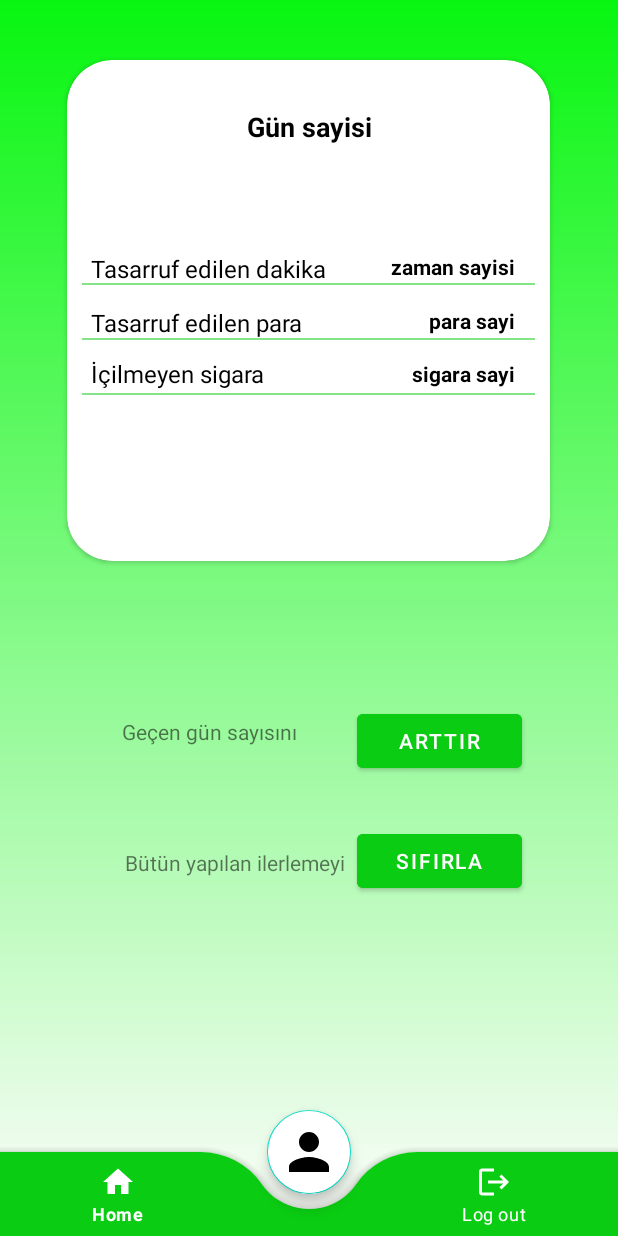
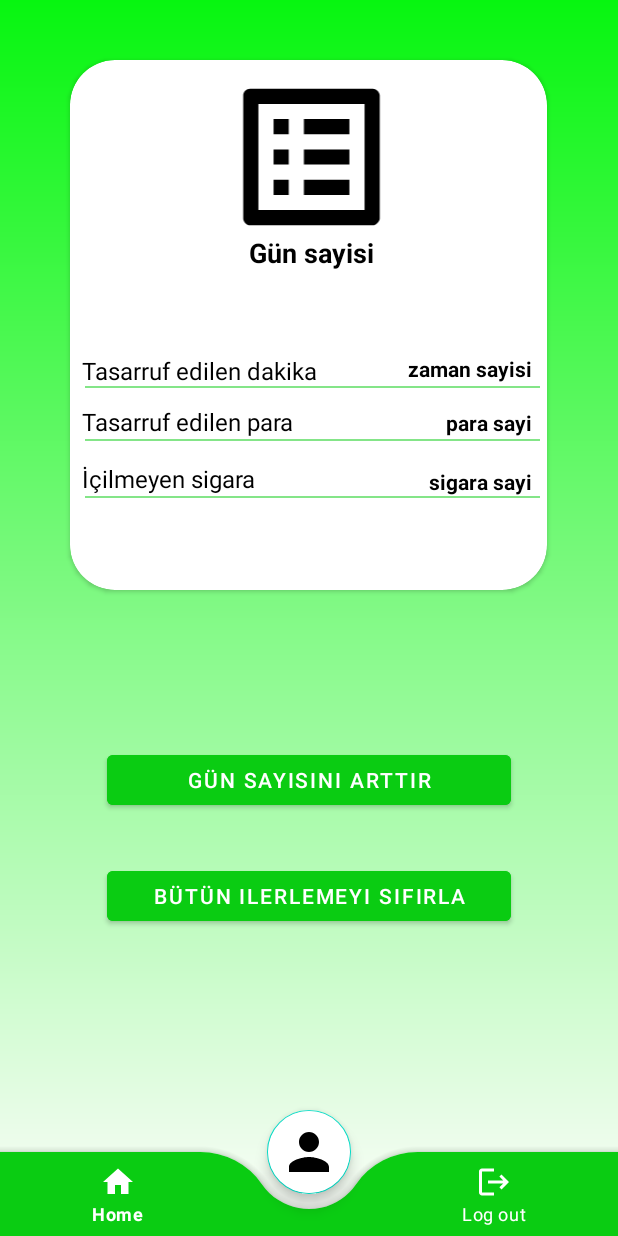
Before and after one commit to Ereren3/Sigarayi-Birak, an Android app: the screen it shows after launch once a user with an empty profile is signed in (MenuActivity), on a phone screen of 412 x 824 dp. Run offline under Robolectric (Android 15) with nearby library versions, the phone set to English and light mode, and no system bars; our stand-ins replace Firebase (no records; nobody signed in at launch, a user with empty details on screens opened directly); 5 statements that could not run were skipped.

Commit message:
Versiyon 2.0

```diff
--- a/app/src/main/AndroidManifest.xml
+++ b/app/src/main/AndroidManifest.xml
@@ -24,9 +24,6 @@
             android:exported="false" />
         <activity
             android:name=".LoginActivity"
-            android:exported="false" />
-        <activity
-            android:name=".MainActivity"
             android:exported="true">
             <intent-filter>
                 <action android:name="android.intent.action.MAIN" />
--- a/app/src/main/java/com/app/sigarayibirak/HomeFragment.java
+++ b/app/src/main/java/com/app/sigarayibirak/HomeFragment.java
@@ -28,6 +28,7 @@ public class HomeFragment extends Fragment {
     FirebaseAuth mAuth;
     FirebaseDatabase database;
     DatabaseReference ref;
+    String dayCount;
 
     @Override
     public View onCreateView(LayoutInflater inflater, ViewGroup container,
@@ -52,7 +53,7 @@ public class HomeFragment extends Fragment {
 
                     DataSnapshot ds = task.getResult();
 
-                    String dayCount = ds.child("dayCount").getValue().toString();
+                    dayCount = ds.child("dayCount").getValue().toString();
                     String date = ds.child("date").getValue().toString();
 
                     binding.dayCount.setText(dayCount);
@@ -67,6 +68,32 @@ public class HomeFragment extends Fragment {
             }
         });
 
+
+        binding.dayCountBtn.setOnClickListener(new View.OnClickListener() {
+            @Override
+            public void onClick(View v) {
+                ref.child(mAuth.getCurrentUser().getUid()).child("dayCount").setValue(String.valueOf((Integer.parseInt(dayCount)+1)));
+                dayCount = String.valueOf(Integer.parseInt(dayCount)+1);
+                binding.dayCount.setText(dayCount);
+
+                binding.savedTimeCount.setText(String.valueOf((Integer.parseInt(dayCount)+1) * 15 * 5));
+                binding.savedMoneyCount.setText(String.valueOf((Integer.parseInt(dayCount)+1) * 45));
+                binding.cigaretteCount.setText(String.valueOf((Integer.parseInt(dayCount)+1) * 15));
+            }
+        });
+
+        binding.resetBtn.setOnClickListener(new View.OnClickListener() {
+            @Override
+            public void onClick(View v) {
+                ref.child(mAuth.getCurrentUser().getUid()).child("dayCount").setValue("1");
+                dayCount = "1";
+                binding.dayCount.setText(dayCount);
+                binding.savedTimeCount.setText(String.valueOf((Integer.parseInt(dayCount)+1) * 15 * 5));
+                binding.savedMoneyCount.setText(String.valueOf((Integer.parseInt(dayCount)+1) * 45));
+                binding.cigaretteCount.setText(String.valueOf((Integer.parseInt(dayCount)+1) * 15));
+            }
+        });
+
         return binding.getRoot();
     }
 }
--- a/app/src/main/java/com/app/sigarayibirak/LoginActivity.java
+++ b/app/src/main/java/com/app/sigarayibirak/LoginActivity.java
@@ -101,4 +101,18 @@ public class LoginActivity extends AppCompatActivity {
         });
 
     }
+
+
+    @Override
+    protected void onStart() {
+        mAuth = FirebaseAuth.getInstance();
+        super.onStart();
+        //mAuth.signOut();
+        if (mAuth.getCurrentUser() != null){
+            Intent go = new Intent(LoginActivity.this, MenuActivity.class);
+            startActivity(go);
+            finish();
+        }
+    }
+
 }
--- a/app/src/main/java/com/app/sigarayibirak/MainActivity.java
+++ /dev/null
@@ -1,39 +0,0 @@
-package com.app.sigarayibirak;
-
-import android.content.Intent;
-import android.os.Bundle;
-
-import androidx.activity.EdgeToEdge;
-import androidx.appcompat.app.AppCompatActivity;
-
-import com.google.firebase.auth.FirebaseAuth;
-
-public class MainActivity extends AppCompatActivity {
-
-    FirebaseAuth mAuth;
-
-    @Override
-    protected void onCreate(Bundle savedInstanceState) {
-        super.onCreate(savedInstanceState);
-        EdgeToEdge.enable(this);
-        setContentView(R.layout.activity_main);
-
-    }
-
-    @Override
-    protected void onStart() {
-        mAuth = FirebaseAuth.getInstance();
-        super.onStart();
-        //mAuth.signOut();
-        if (mAuth.getCurrentUser() == null){
-            Intent go = new Intent(MainActivity.this, LoginActivity.class);
-            startActivity(go);
-            finish();
-        }
-        else{
-            Intent go = new Intent(MainActivity.this, MenuActivity.class);
-            startActivity(go);
-            finish();
-        }
-    }
-}
--- a/app/src/main/java/com/app/sigarayibirak/MenuActivity.java
+++ b/app/src/main/java/com/app/sigarayibirak/MenuActivity.java
@@ -18,8 +18,6 @@ import androidx.core.view.WindowInsetsCompat;
 import androidx.fragment.app.Fragment;
 import androidx.fragment.app.FragmentManager;
 import androidx.fragment.app.FragmentTransaction;
-
-import com.app.sigarayibirak.databinding.ActivityMainBinding;
 import com.app.sigarayibirak.databinding.ActivityMenuBinding;
 import com.google.android.material.floatingactionbutton.FloatingActionButton;
 import com.google.android.material.internal.NavigationMenu;
--- /dev/null
+++ b/app/src/main/res/drawable/baseline_list_alt_24.xml
@@ -0,0 +1,5 @@
+<vector xmlns:android="http://schemas.android.com/apk/res/android" android:autoMirrored="true" android:height="24dp" android:tint="#000000" android:viewportHeight="24" android:viewportWidth="24" android:width="24dp">
+
+    <path android:fillColor="@android:color/white" android:pathData="M19,5v14L5,19L5,5h14m1.1,-2L3.9,3c-0.5,0 -0.9,0.4 -0.9,0.9v16.2c0,0.4 0.4,0.9 0.9,0.9h16.2c0.4,0 0.9,-0.5 0.9,-0.9L21,3.9c0,-0.5 -0.5,-0.9 -0.9,-0.9zM11,7h6v2h-6L11,7zM11,11h6v2h-6v-2zM11,15h6v2h-6zM7,7h2v2L7,9zM7,11h2v2L7,13zM7,15h2v2L7,17z"/>
+
+</vector>
--- a/app/src/main/res/layout/activity_main.xml
+++ /dev/null
@@ -1,19 +0,0 @@
-<?xml version="1.0" encoding="utf-8"?>
-<androidx.constraintlayout.widget.ConstraintLayout xmlns:android="http://schemas.android.com/apk/res/android"
-    xmlns:app="http://schemas.android.com/apk/res-auto"
-    xmlns:tools="http://schemas.android.com/tools"
-    android:id="@+id/main"
-    android:layout_width="match_parent"
-    android:layout_height="match_parent"
-    tools:context=".MainActivity">
-
-    <Button
-        android:id="@+id/button"
-        android:layout_width="wrap_content"
-        android:layout_height="wrap_content"
-        android:layout_marginTop="320dp"
-        android:layout_marginEnd="147dp"
-        android:text="Button"
-        app:layout_constraintEnd_toEndOf="parent"
-        app:layout_constraintTop_toTopOf="parent" />
-</androidx.constraintlayout.widget.ConstraintLayout>
--- a/app/src/main/res/layout/activity_profile.xml
+++ b/app/src/main/res/layout/activity_profile.xml
@@ -169,7 +169,7 @@
 
                 <TextView
                     android:id="@+id/profileEmail"
-                    android:layout_width="42dp"
+                    android:layout_width="73dp"
                     android:layout_height="wrap_content"
                     android:layout_weight="1"
                     android:text="  Mail"
@@ -178,10 +178,10 @@
                     android:textStyle="bold" />
 
                 <TextView
-                    android:layout_width="205dp"
+                    android:id="@+id/profileEmailArea"
+                    android:layout_width="218dp"
                     android:layout_height="wrap_content"
                     android:layout_weight="1"
-                    android:id="@+id/profileEmailArea"
                     android:text=""
                     android:textAlignment="viewStart"
                     android:textColor="@color/black"
--- a/app/src/main/res/layout/fragment_home.xml
+++ b/app/src/main/res/layout/fragment_home.xml
@@ -9,8 +9,8 @@
 
     <androidx.cardview.widget.CardView
         android:id="@+id/cardView"
-        android:layout_width="322dp"
-        android:layout_height="334dp"
+        android:layout_width="318dp"
+        android:layout_height="353dp"
         android:layout_marginTop="40dp"
         android:background="@drawable/card_view"
         app:cardBackgroundColor="@color/white"
@@ -21,8 +21,8 @@
         app:layout_constraintTop_toTopOf="parent">
 
         <androidx.constraintlayout.widget.ConstraintLayout
-            android:layout_width="match_parent"
-            android:layout_height="335dp">
+            android:layout_width="323dp"
+            android:layout_height="match_parent">
 
             <androidx.appcompat.widget.AppCompatImageView
                 android:layout_width="match_parent"
@@ -34,7 +34,7 @@
                 app:layout_constraintEnd_toEndOf="parent"
                 app:layout_constraintStart_toStartOf="parent"
                 app:layout_constraintTop_toTopOf="parent"
-                app:layout_constraintVertical_bias="0.558" />
+                app:layout_constraintVertical_bias="0.73" />
 
             <androidx.appcompat.widget.AppCompatImageView
                 android:layout_width="match_parent"
@@ -44,21 +44,22 @@
                 android:background="@color/btn_color"
                 app:layout_constraintBottom_toBottomOf="parent"
                 app:layout_constraintEnd_toEndOf="parent"
+                app:layout_constraintHorizontal_bias="0.2"
                 app:layout_constraintStart_toStartOf="parent"
                 app:layout_constraintTop_toTopOf="parent"
-                app:layout_constraintVertical_bias="0.675" />
+                app:layout_constraintVertical_bias="0.846" />
 
             <TextView
                 android:id="@+id/dayCountTitle"
                 android:layout_width="wrap_content"
                 android:layout_height="wrap_content"
-                android:layout_marginTop="32dp"
+                android:layout_marginTop="116dp"
                 android:text="Gün sayisi"
                 android:textColor="@color/black"
                 android:textSize="18sp"
                 android:textStyle="bold"
                 app:layout_constraintEnd_toEndOf="parent"
-                app:layout_constraintHorizontal_bias="0.502"
+                app:layout_constraintHorizontal_bias="0.497"
                 app:layout_constraintStart_toStartOf="parent"
                 app:layout_constraintTop_toTopOf="parent" />
 
@@ -70,20 +71,20 @@
                 android:background="@color/btn_color"
                 app:layout_constraintBottom_toBottomOf="parent"
                 app:layout_constraintEnd_toEndOf="parent"
-                app:layout_constraintHorizontal_bias="0.2"
                 app:layout_constraintStart_toStartOf="parent"
                 app:layout_constraintTop_toTopOf="parent"
-                app:layout_constraintVertical_bias="0.441" />
+                app:layout_constraintVertical_bias="0.625" />
 
             <TextView
                 android:id="@+id/dayCount"
                 android:layout_width="wrap_content"
                 android:layout_height="wrap_content"
-                android:layout_marginTop="4dp"
+                android:layout_marginTop="12dp"
                 android:text="sayi"
                 android:textColor="@color/black"
                 android:textStyle="bold"
                 app:layout_constraintEnd_toEndOf="parent"
+                app:layout_constraintHorizontal_bias="0.496"
                 app:layout_constraintStart_toStartOf="parent"
                 app:layout_constraintTop_toBottomOf="@+id/dayCountTitle" />
 
@@ -91,21 +92,21 @@
                 android:id="@+id/savedMoney"
                 android:layout_width="wrap_content"
                 android:layout_height="wrap_content"
-                android:layout_marginStart="16dp"
+                android:layout_marginStart="8dp"
                 android:text="Tasarruf edilen para"
                 android:textColor="@color/black"
                 android:textSize="16sp"
                 app:layout_constraintBottom_toBottomOf="parent"
                 app:layout_constraintStart_toStartOf="parent"
                 app:layout_constraintTop_toTopOf="parent"
-                app:layout_constraintVertical_bias="0.523" />
+                app:layout_constraintVertical_bias="0.694" />
 
             <TextView
                 android:id="@+id/savedMoneyCount"
                 android:layout_width="100dp"
                 android:layout_height="wrap_content"
-                android:layout_marginTop="164dp"
-                android:layout_marginEnd="24dp"
+                android:layout_marginTop="232dp"
+                android:layout_marginEnd="16dp"
                 android:text="para sayi"
                 android:textAlignment="viewEnd"
                 android:textColor="@color/black"
@@ -117,8 +118,8 @@
                 android:id="@+id/cigarette"
                 android:layout_width="wrap_content"
                 android:layout_height="wrap_content"
-                android:layout_marginStart="16dp"
-                android:layout_marginTop="12dp"
+                android:layout_marginStart="8dp"
+                android:layout_marginTop="16dp"
                 android:text="İçilmeyen sigara"
                 android:textColor="@color/black"
                 android:textSize="16sp"
@@ -129,8 +130,8 @@
                 android:id="@+id/cigaretteCount"
                 android:layout_width="100dp"
                 android:layout_height="wrap_content"
-                android:layout_marginTop="16dp"
-                android:layout_marginEnd="24dp"
+                android:layout_marginTop="20dp"
+                android:layout_marginEnd="16dp"
                 android:text="sigara sayi"
                 android:textAlignment="viewEnd"
                 android:textColor="@color/black"
@@ -142,8 +143,8 @@
                 android:id="@+id/savedTime"
                 android:layout_width="wrap_content"
                 android:layout_height="wrap_content"
-                android:layout_marginStart="16dp"
-                android:layout_marginTop="128dp"
+                android:layout_marginStart="8dp"
+                android:layout_marginTop="196dp"
                 android:text="Tasarruf edilen dakika"
                 android:textColor="@color/black"
                 android:textSize="16sp"
@@ -154,59 +155,50 @@
                 android:id="@+id/savedTimeCount"
                 android:layout_width="100dp"
                 android:layout_height="wrap_content"
-                android:layout_marginTop="128dp"
-                android:layout_marginEnd="24dp"
+                android:layout_marginTop="196dp"
+                android:layout_marginEnd="16dp"
                 android:text="zaman sayisi"
                 android:textAlignment="viewEnd"
                 android:textColor="@color/black"
                 android:textStyle="bold"
                 app:layout_constraintEnd_toEndOf="parent"
                 app:layout_constraintTop_toTopOf="parent" />
+
+            <ImageView
+                android:id="@+id/imageView"
+                android:layout_width="178dp"
+                android:layout_height="121dp"
+                android:layout_marginTop="4dp"
+                android:src="@drawable/baseline_list_alt_24"
+                app:layout_constraintEnd_toEndOf="parent"
+                app:layout_constraintHorizontal_bias="0.496"
+                app:layout_constraintStart_toStartOf="parent"
+                app:layout_constraintTop_toTopOf="parent" />
         </androidx.constraintlayout.widget.ConstraintLayout>
     </androidx.cardview.widget.CardView>
 
     <Button
-        android:id="@+id/button2"
-        android:layout_width="110dp"
-        android:layout_height="wrap_content"
-        android:layout_marginTop="96dp"
-        android:layout_marginEnd="64dp"
+        android:id="@+id/dayCountBtn"
+        android:layout_width="269dp"
+        android:layout_height="45dp"
+        android:layout_marginTop="104dp"
         android:backgroundTint="@color/btn_color"
-        android:text="Arttır"
+        android:text="Gün sayısını arttır"
         android:textColor="@color/white"
         app:layout_constraintEnd_toEndOf="parent"
+        app:layout_constraintStart_toStartOf="parent"
         app:layout_constraintTop_toBottomOf="@+id/cardView" />
 
     <Button
-        android:id="@+id/button4"
-        android:layout_width="110dp"
-        android:layout_height="wrap_content"
+        android:id="@+id/resetBtn"
+        android:layout_width="269dp"
+        android:layout_height="45dp"
         android:layout_marginTop="32dp"
-        android:layout_marginEnd="64dp"
         android:backgroundTint="@color/btn_color"
-        android:text="Sıfırla"
+        android:text="Bütün ilerlemeyi sıfırla"
         android:textColor="@color/white"
         app:layout_constraintEnd_toEndOf="parent"
-        app:layout_constraintTop_toBottomOf="@+id/button2" />
-
-    <TextView
-        android:id="@+id/textView"
-        android:layout_width="wrap_content"
-        android:layout_height="wrap_content"
-        android:layout_marginTop="104dp"
-        android:layout_marginEnd="40dp"
-        android:text="Geçen gün sayısını"
-        app:layout_constraintEnd_toStartOf="@+id/button2"
-        app:layout_constraintTop_toBottomOf="@+id/cardView" />
-
-    <TextView
-        android:id="@+id/textView2"
-        android:layout_width="wrap_content"
-        android:layout_height="wrap_content"
-        android:layout_marginTop="68dp"
-        android:layout_marginEnd="8dp"
-        android:text="Bütün yapılan ilerlemeyi"
-        app:layout_constraintEnd_toStartOf="@+id/button4"
-        app:layout_constraintTop_toBottomOf="@+id/textView" />
+        app:layout_constraintStart_toStartOf="parent"
+        app:layout_constraintTop_toBottomOf="@+id/dayCountBtn" />
 
 </androidx.constraintlayout.widget.ConstraintLayout>
```
